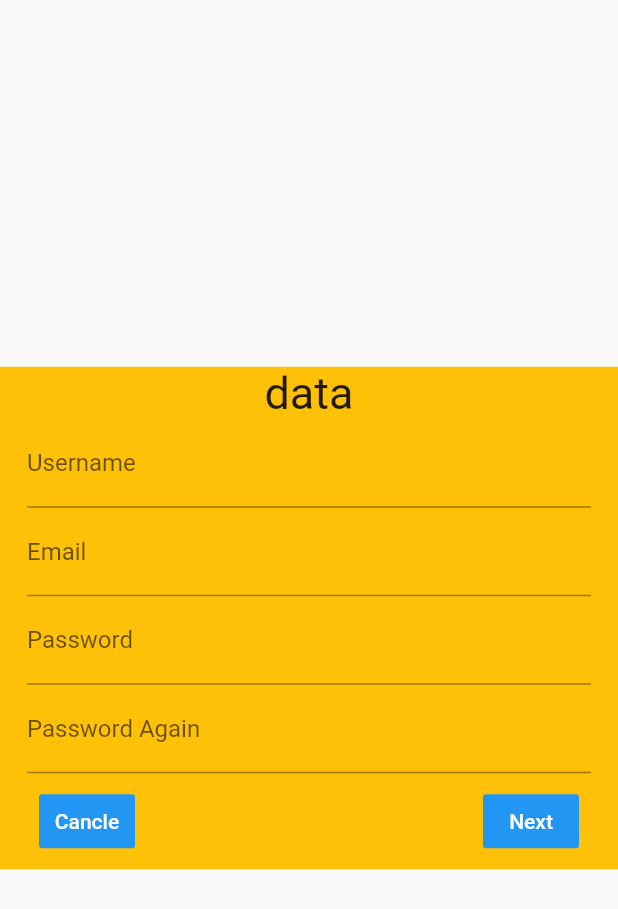
After one commit to anusornleo/Health_App_login, a Flutter app: the RegisFirst screen opened directly, on a phone screen of 412 x 824 dp. The commit adds this screen. Shown: the top 909 px of the screen. Run offline on Flutter 3.47's test engine with Material 2 defaults, Android fonts, the light colour scheme and no system bars; our stand-ins replace cloud_firestore, firebase_auth, progress_indicators; missing offline and left inert: flutter_cupertino_date_picker; accounts and stored records are empty; network calls fail.

Commit message:
add to ben

```diff
--- a/lib/ui/SignUp.dart
+++ b/lib/ui/SignUp.dart
@@ -322,9 +322,8 @@ class RegisterScreenState extends State<RegisterScreen> {
                                         context: context,
                                         builder: (BuildContext context) =>
                                             AlertDialog(
-                                              title: Text("Error"),
-                                              content: Text(
-                                                  "Email or Password not Correct"),
+                                              title: Text("OK"),
+                                              content: Text("Check you Email"),
                                               actions: <Widget>[
                                                 FlatButton(
                                                     child: Text("Ok"),
--- /dev/null
+++ b/lib/ui/SignUp1.dart
@@ -0,0 +1,101 @@
+import 'package:flutter/material.dart';
+import 'package:health_app/ui/SignUp2.dart';
+
+class RegisFirst extends StatefulWidget {
+  @override
+  State<StatefulWidget> createState() {
+    return RegisFirstState();
+  }
+}
+
+class RegisFirstState extends State<RegisFirst> {
+  final _formkey = GlobalKey<FormState>();
+
+  TextEditingController usernameController = TextEditingController();
+  TextEditingController emailController = TextEditingController();
+  TextEditingController passwordController = TextEditingController();
+  TextEditingController rePasswordController = TextEditingController();
+
+  var dataRegis = new Map();
+
+  @override
+  Widget build(BuildContext context) {
+    return Scaffold(
+        body: Center(
+      child: SingleChildScrollView(
+        child: Container(
+          color: Colors.amber,
+          child: Padding(
+              padding: EdgeInsets.only(top: 0, left: 18, right: 18, bottom: 0),
+              child: Form(
+                key: _formkey,
+                child: Column(
+                  children: <Widget>[
+                    Text(
+                      "data",
+                      style: TextStyle(fontSize: 30),
+                    ),
+                    TextFormField(
+                      controller: usernameController,
+                      decoration: InputDecoration(labelText: 'Username'),
+                      validator: (value) {
+                        if (value.isEmpty) return "Username is required";
+                      },
+                    ),
+                    TextFormField(
+                      controller: emailController,
+                      decoration: InputDecoration(labelText: 'Email'),
+                      validator: (value) {
+                        if (value.isEmpty) return "Email is required";
+                      },
+                    ),
+                    TextFormField(
+                      controller: passwordController,
+                      decoration: InputDecoration(labelText: 'Password'),
+                      validator: (value) {
+                        if (value.isEmpty) return "Password is required";
+                      },
+                    ),
+                    TextFormField(
+                      controller: rePasswordController,
+                      decoration: InputDecoration(labelText: 'Password Again'),
+                      validator: (value) {
+                        if (value.isEmpty) return "Password is required";
+                      },
+                    ),
+                    ButtonBar(
+                      alignment: MainAxisAlignment.spaceBetween,
+                      children: <Widget>[
+                        FlatButton(
+                          color: Colors.blue,
+                          child: Text("Cancle"),
+                          onPressed: () {
+                            Navigator.pop(context);
+                          },
+                        ),
+                        FlatButton(
+                          color: Colors.blue,
+                          child: Text("Next"),
+                          onPressed: () {
+                            if (_formkey.currentState.validate()) {
+                              dataRegis['username'] = usernameController.text;
+                              dataRegis['email'] = emailController.text;
+                              dataRegis['password'] = passwordController.text;
+                              print(dataRegis);
+                              Navigator.push(
+                                  context,
+                                  MaterialPageRoute(
+                                      builder: (context) => RegisSecond()));
+                            }
+                          },
+                        )
+                      ],
+                    )
+                  ],
+                ),
+              )),
+        ),
+      ),
+    ));
+  }
+}
--- a/pubspec.yaml
+++ b/pubspec.yaml
@@ -40,6 +40,8 @@ flutter:
   # The following line ensures that the Material Icons font is
   # included with your application, so that you can use the icons in
   # the material Icons class.
+  assets:
+    - assets/img/
   uses-material-design: true
   # To add assets to your application, add an assets section, like this:
   # assets:
```
Also changed, not shown: lib/ui/SignIn.dart (+18 -8 lines), lib/ui/SignUp2.dart (added, +88 -0 lines), assets/img/2.png (added).
